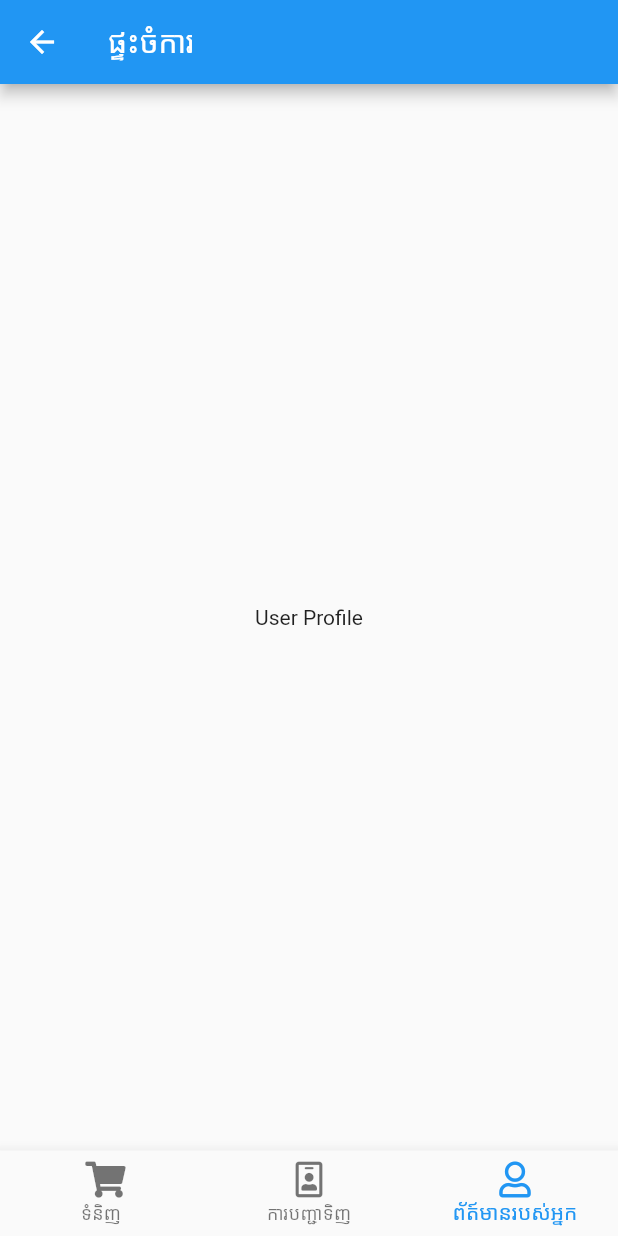
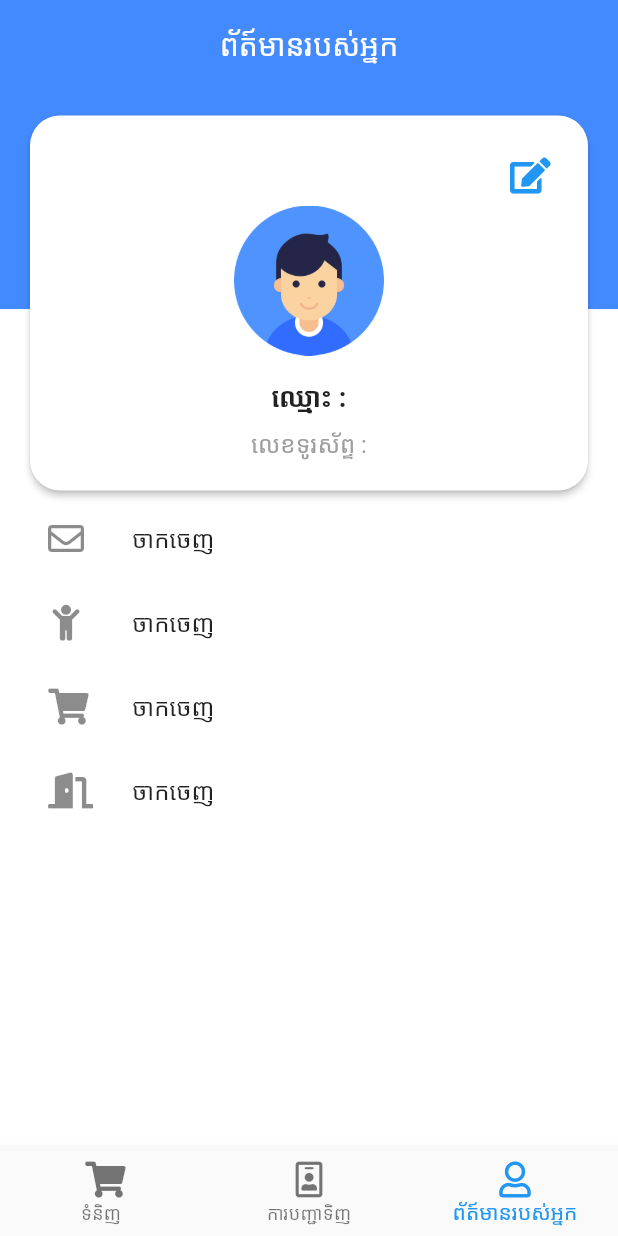
Before and after one commit to Bankongkea/firebase-phone-auth-and-fcm, a Flutter app: the HomePage screen opened by its route, item 3 of the bottom bar chosen, on a phone screen of 412 x 824 dp. Run offline on Flutter 3.47's test engine with Material 2 defaults, Android fonts, the phone set to English and light mode, and no system bars; our stand-ins replace cached_network_image, cloud_firestore, firebase_auth, firebase_core, firebase_messaging, font_awesome_flutter and 4 more; missing offline and left inert: geocoder, phone_number; accounts and stored records are empty.

Commit message:
profile page

```diff
--- a/lib/component/home_product_list.dart
+++ b/lib/component/home_product_list.dart
@@ -6,7 +6,11 @@ import 'package:flutter_firebase_phone_auth/common/route_generator.dart';
 class ProductList extends StatelessWidget {
   @override
   Widget build(BuildContext context) {
-    return StreamBuilder(
+    return Scaffold(
+      appBar: AppBar(
+        title: Text('ផ្ទះចំការ'),
+      ),
+      body: StreamBuilder(
         stream: FirebaseFirestore.instance.collection('product').snapshots(),
         builder: (context, AsyncSnapshot<QuerySnapshot> snapshot) {
           if (snapshot.hasError) {
@@ -33,6 +37,7 @@ class ProductList extends StatelessWidget {
             }).toList(),
           );
         },
+      ),
     );
   }
 }
--- a/lib/home_page.dart
+++ b/lib/home_page.dart
@@ -31,9 +31,6 @@ class _HomePageState extends State<HomePage> {
     query.get();
 
     return Scaffold(
-      appBar: AppBar(
-        title: Text('ផ្ទះចំការ'),
-      ),
       body: _widgetOptions.elementAt(_selectedIndex),
       bottomNavigationBar: BottomNavigationBar(
         items: const <BottomNavigationBarItem>[
--- a/lib/order_page.dart
+++ b/lib/order_page.dart
@@ -12,8 +12,12 @@ class OrderPage extends StatefulWidget {
 class _OrderPageState extends State<OrderPage> {
   @override
   Widget build(BuildContext context) {
-    return StreamBuilder(
-        stream: FirebaseFirestore.instance.collection('order').snapshots(),
+    return Scaffold(
+      appBar: AppBar(
+        title: Text('ការបញ្ជាទិញរបស់អ្នក'),
+      ),
+      body: StreamBuilder(
+          stream: FirebaseFirestore.instance.collection('order').orderBy('timestamp', descending: true).snapshots(),
           builder: (context, AsyncSnapshot<QuerySnapshot> snapshot) {
             if (snapshot.hasError) {
               return Text('Something went wrong');
@@ -47,6 +51,7 @@ class _OrderPageState extends State<OrderPage> {
                 );
               },
             );
-        });
+          }),
+    );
   }
 }
--- a/lib/profile_page.dart
+++ b/lib/profile_page.dart
@@ -1,4 +1,6 @@
+import 'package:firebase_auth/firebase_auth.dart';
 import 'package:flutter/material.dart';
+import 'package:font_awesome_flutter/font_awesome_flutter.dart';
 
 class ProfilePage extends StatefulWidget {
   @override
@@ -6,11 +8,127 @@ class ProfilePage extends StatefulWidget {
 }
 
 class _ProfilePageState extends State<ProfilePage> {
+  final FirebaseAuth _auth = FirebaseAuth.instance;
+
   @override
   Widget build(BuildContext context) {
-    return Container(
-      child: Center(
-        child: Text('User Profile'),
+    return Scaffold(
+      appBar: AppBar(toolbarHeight: 0),
+      body: Stack(
+        children: [
+          Column(
+            children: [
+              Container(
+                width: double.infinity,
+                height: MediaQuery.of(context).size.height / 4,
+                color: Colors.blueAccent,
+              ),
+              Expanded(
+                child: Container(
+                  width: double.infinity,
+                  height: double.infinity,
+                  color: Colors.white,
+                ),
+              ),
+            ],
+          ),
+          Padding(
+            padding: const EdgeInsets.all(16.0),
+            child: Column(
+              children: [
+                Text(
+                  'ព័ត៍មានរបស់អ្នក',
+                  style: TextStyle(color: Colors.white, fontSize: 20),
+                ),
+                SizedBox(height: 30),
+                Card(
+                  shape: RoundedRectangleBorder(
+                    borderRadius: BorderRadius.circular(20),
+                  ),
+                  elevation: 2,
+                  child: Padding(
+                    padding: const EdgeInsets.only(top: 20, bottom: 20),
+                    child: Column(
+                      mainAxisAlignment: MainAxisAlignment.center,
+                      children: [
+                        Row(
+                          children: [
+                            Spacer(),
+                            InkWell(
+                              onTap: () => null,
+                              child: Padding(
+                                padding: const EdgeInsets.all(8.0),
+                                child: Icon(
+                                  FontAwesomeIcons.solidEdit,
+                                  color: Theme.of(context).primaryColor,
+                                ),
+                              ),
+                            ),
+                            SizedBox(width: 20),
+                          ],
+                        ),
+                        SizedBox(
+                            height: 100,
+                            width: 100,
+                            child: Image.asset('assets/image/profile.png')),
+                        SizedBox(height: 15),
+                        Row(
+                          mainAxisAlignment: MainAxisAlignment.center,
+                          children: [
+                            Text('ឈ្មោះ :',
+                                style: TextStyle(
+                                    fontSize: 18, fontWeight: FontWeight.bold)),
+                            Text(
+                              _auth.currentUser.displayName,
+                              style: TextStyle(
+                                  fontSize: 18, fontWeight: FontWeight.bold),
+                            ),
+                          ],
+                        ),
+                        SizedBox(height: 8),
+                        Row(
+                          mainAxisAlignment: MainAxisAlignment.center,
+                          children: [
+                            Text(
+                              'លេខទូរស័ព្ទ :',
+                              style: TextStyle(
+                                fontSize: 16,
+                                color: Colors.grey,
+                              ),
+                            ),
+                            Text(
+                              _auth.currentUser.phoneNumber,
+                              style: TextStyle(
+                                fontSize: 18,
+                                color: Colors.grey,
+                              ),
+                            ),
+                          ],
+                        ),
+                      ],
+                    ),
+                  ),
+                ),
+                ListTile(
+                  title: Text('ចាកចេញ'),
+                  leading: Icon(FontAwesomeIcons.envelope),
+                ),
+                ListTile(
+                  title: Text('ចាកចេញ'),
+                  leading: Icon(FontAwesomeIcons.child),
+                ),
+                ListTile(
+                  title: Text('ចាកចេញ'),
+                  leading: Icon(FontAwesomeIcons.shoppingCart),
+                ),
+                ListTile(
+                  title: Text('ចាកចេញ'),
+                  leading: Icon(FontAwesomeIcons.doorOpen),
+                ),
+              ],
+            ),
+          )
+        ],
       ),
     );
   }
```
Also changed, not shown: assets/image/profile.png (added), 1 other file. Lines whose indentation alone changed are shown as unchanged.
